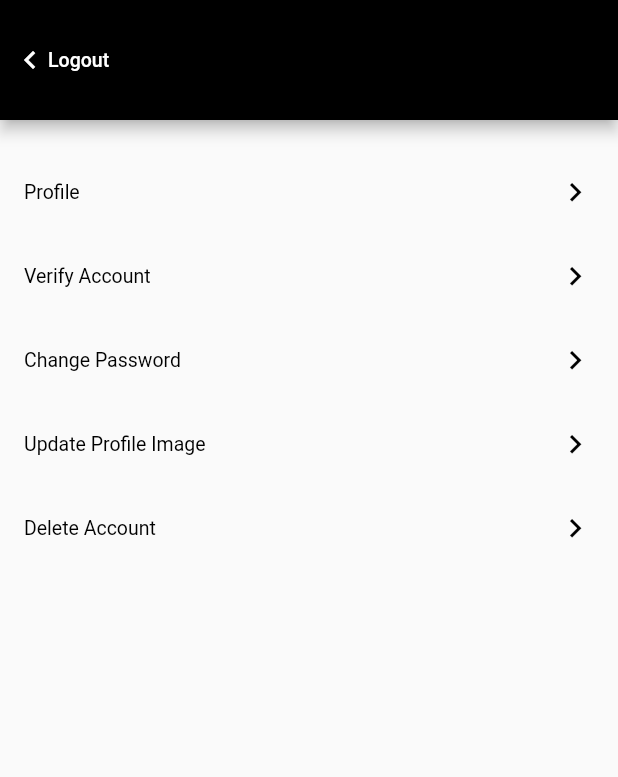
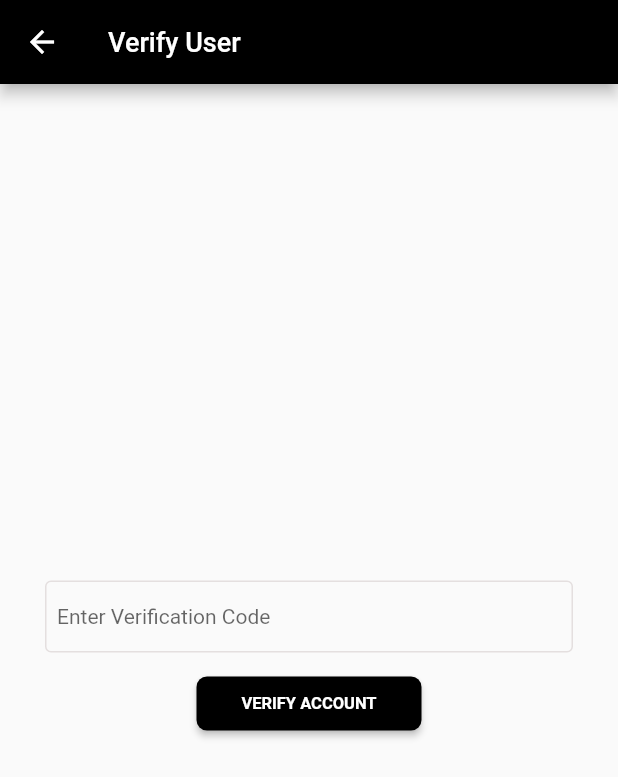
Before and after one commit to iamIkay/UserApp, a Flutter app: the HomePage screen opened directly, after a tap on "Verify Account", on a phone screen of 412 x 824 dp. Shown: the top 777 px of the screen. Run offline on Flutter 3.47's test engine with Material 2 defaults, Android fonts, the phone set to English and light mode, and no system bars; our stand-ins replace dio, file_picker, form_validator; accounts and stored records are empty.

Commit message:
Implemented all requirements

```diff
--- a/lib/main.dart
+++ b/lib/main.dart
@@ -19,7 +19,7 @@ class MyApp extends StatelessWidget {
       ],
       builder: (context, child) => MaterialApp(
         debugShowCheckedModeBanner: false,
-        title: 'Flutter Demo',
+        title: 'User App',
         theme: ThemeData(primarySwatch: Palette.primarySwatch),
         home: LoginPage(),
       ),
--- a/lib/screens/auth/login.dart
+++ b/lib/screens/auth/login.dart
@@ -42,7 +42,7 @@ class _LoginPageState extends State<LoginPage> {
 
         if (value != null) {
           Navigator.pushReplacement(
-              context, MyCustomRoute(builder: (context) => HomePage()));
+              context, MyCustomRoute(builder: (context) => const HomePage()));
         }
       });
     }
@@ -81,7 +81,7 @@ class _LoginPageState extends State<LoginPage> {
                   ),
                 ), */
 
-                Align(
+                const Align(
                   alignment: Alignment.centerLeft,
                   child: AppText(
                     "Login",
@@ -89,7 +89,7 @@ class _LoginPageState extends State<LoginPage> {
                     size: 20.0,
                   ),
                 ),
-                SizedBox(height: 20.0),
+                const SizedBox(height: 20.0),
                 InputBox(
                     controller: _emailController,
                     labelText: "Email",
--- a/lib/screens/home.dart
+++ b/lib/screens/home.dart
@@ -1,4 +1,3 @@
-import 'dart:io';
 import 'package:file_picker/file_picker.dart';
 import 'package:flutter/material.dart';
 import 'package:provider/provider.dart';
@@ -6,8 +5,8 @@ import 'package:user_app/screens/auth/login.dart';
 import 'package:user_app/screens/change_password.dart';
 import 'package:user_app/screens/delete_account.dart';
 import 'package:user_app/screens/profile.dart';
+import 'package:user_app/screens/verify_user.dart';
 import 'package:user_app/utils/animate_route.dart';
-import 'package:user_app/utils/palette.dart';
 import 'package:user_app/utils/services.dart/auth_services.dart';
 import 'package:user_app/widgets/input_box.dart';
 
@@ -70,11 +69,11 @@ class _HomePageState extends State<HomePage> {
           },
           child: Row(
             children: [
-              Icon(
+              const Icon(
                 Icons.keyboard_arrow_left,
                 color: Colors.white,
               ),
-              AppText(
+              const AppText(
                 "Logout",
                 color: Colors.white,
                 weight: FontWeight.w500,
@@ -83,52 +82,59 @@ class _HomePageState extends State<HomePage> {
           ),
         ),
       ),
-      body: ListView(padding: EdgeInsets.only(top: 20.0), children: [
+      body: ListView(padding: const EdgeInsets.only(top: 5.0), children: [
         ListTile(
-            title: AppText("Profile"),
-            trailing: Icon(
+            title: const AppText("Profile"),
+            trailing: const Icon(
               Icons.keyboard_arrow_right,
               size: 25,
               color: Colors.black,
             ),
             onTap: () => Navigator.push(context,
-                MaterialPageRoute(builder: (context) => ProfilePage()))),
+                MaterialPageRoute(builder: (context) => const ProfilePage()))),
         ListTile(
-          title: AppText("Verify Account"),
-          trailing: Icon(
+          title: const AppText("Verify Account"),
+          trailing: const Icon(
             Icons.keyboard_arrow_right,
             size: 25,
             color: Colors.black,
           ),
-          onTap: () {},
+          onTap: () => Navigator.push(context,
+              MaterialPageRoute(builder: (context) => const VerifyUser())),
         ),
         ListTile(
-            title: AppText("Change Password"),
-            trailing: Icon(
+            title: const AppText("Change Password"),
+            trailing: const Icon(
               Icons.keyboard_arrow_right,
               size: 25,
               color: Colors.black,
             ),
-            onTap: () => Navigator.push(context,
-                MaterialPageRoute(builder: (context) => UpdatePassword()))),
+            onTap: () => Navigator.push(
+                context,
+                MaterialPageRoute(
+                    builder: (context) => const UpdatePassword()))),
         ListTile(
-            title: AppText("Update Profile Image"),
-            trailing: Icon(
+            title: const AppText("Update Profile Image"),
+            trailing: const Icon(
               Icons.keyboard_arrow_right,
               size: 25,
               color: Colors.black,
             ),
-            onTap: () => Navigator.push(context,
-                MaterialPageRoute(builder: (context) => UpdateProfileImage()))),
+            onTap: () => Navigator.push(
+                context,
+                MaterialPageRoute(
+                    builder: (context) => const UpdateProfileImage()))),
         ListTile(
-            title: AppText("Delete Account"),
-            trailing: Icon(
+            title: const AppText("Delete Account"),
+            trailing: const Icon(
               Icons.keyboard_arrow_right,
               size: 25,
               color: Colors.black,
             ),
-            onTap: () => Navigator.push(context,
-                MaterialPageRoute(builder: (context) => DeleteAccountPage()))),
+            onTap: () => Navigator.push(
+                context,
+                MaterialPageRoute(
+                    builder: (context) => const DeleteAccountPage()))),
       ]),
     );
   }
@@ -162,7 +168,7 @@ class BuildInfoRow extends StatelessWidget {
         crossAxisAlignment: CrossAxisAlignment.start,
         children: [
           SizedBox(width: 90.0, child: AppText("$title ")),
-          SizedBox(height: 5.0),
+          const SizedBox(height: 5.0),
           InputBox(controller: controller, isEnabled: false),
           //AppText(detail, size: 16.0),
         ],
--- a/lib/screens/profile.dart
+++ b/lib/screens/profile.dart
@@ -96,7 +96,7 @@ class _ProfilePageState extends State<ProfilePage> {
             child: AlertDialog(
                 content: Column(
               mainAxisSize: MainAxisSize.min,
-              children: [
+              children: const [
                 AppText("Updating password"),
                 SizedBox(height: 15.0),
                 SizedBox(
--- /dev/null
+++ b/lib/screens/verify_user.dart
@@ -0,0 +1,86 @@
+import 'package:flutter/material.dart';
+import 'package:flutter/src/widgets/framework.dart';
+import 'package:provider/provider.dart';
+import 'package:user_app/utils/services.dart/auth_services.dart';
+import 'package:user_app/widgets/input_box.dart';
+
+import '../widgets/text.dart';
+
+class VerifyUser extends StatefulWidget {
+  const VerifyUser({super.key});
+
+  @override
+  State<VerifyUser> createState() => _VerifyUserState();
+}
+
+class _VerifyUserState extends State<VerifyUser> {
+  bool _isLoading = false;
+  TextEditingController _codeController = TextEditingController();
+
+  _verifyUser() async {
+    setState(() {
+      _isLoading = true;
+    });
+    AuthProvider authProvider =
+        Provider.of<AuthProvider>(context, listen: false);
+    await authProvider
+        .verifyAccount(context, code: _codeController.text)
+        .whenComplete(() {
+      setState(() {
+        _isLoading = false;
+      });
+    });
+  }
+
+  @override
+  Widget build(BuildContext context) {
+    return Scaffold(
+      appBar: AppBar(
+        title: const Text(
+          "Verify User",
+          style: TextStyle(
+            color: Colors.white,
+            fontWeight: FontWeight.w500,
+            fontSize: 18,
+          ),
+        ),
+      ),
+      body: Padding(
+        padding: EdgeInsets.symmetric(horizontal: 30.0),
+        child: Column(
+          mainAxisAlignment: MainAxisAlignment.center,
+          children: [
+            InputBox(
+                controller: _codeController,
+                labelText: "Enter Verification Code"),
+            SizedBox(
+              width: 150.0,
+              child: ElevatedButton(
+                onPressed: _verifyUser,
+                style: ElevatedButton.styleFrom(
+                  shape: RoundedRectangleBorder(
+                    borderRadius: BorderRadius.circular(7),
+                  ),
+                  alignment: Alignment.center,
+                ),
+                child: !_isLoading
+                    ? const AppText(
+                        "VERIFY ACCOUNT",
+                        weight: FontWeight.w700,
+                        color: Colors.white,
+                        size: 11.0,
+                      )
+                    : const SizedBox(
+                        height: 17.0,
+                        width: 17.0,
+                        child: CircularProgressIndicator(
+                            strokeWidth: 1.0, color: Colors.white),
+                      ),
+              ),
+            ),
+          ],
+        ),
+      ),
+    );
+  }
+}
--- a/lib/widgets/input_box.dart
+++ b/lib/widgets/input_box.dart
@@ -62,20 +62,20 @@ class _InputBoxState extends State<InputBox> {
                         onTap: () => setState(() {
                               _isTextObsured = !_isTextObsured;
                             }),
-                        child: Icon(Icons.visibility))
+                        child: const Icon(Icons.visibility))
                     : InkWell(
                         onTap: () => setState(() {
                               _isTextObsured = !_isTextObsured;
                             }),
-                        child: Icon(Icons.visibility_off))
+                        child: const Icon(Icons.visibility_off))
                 : null,
-            border: OutlineInputBorder(),
-            enabledBorder: OutlineInputBorder(
+            border: const OutlineInputBorder(),
+            enabledBorder: const OutlineInputBorder(
                 borderSide: BorderSide(color: Color(0xFFE4DFDF))),
-            contentPadding: EdgeInsets.symmetric(horizontal: 8, vertical: 0),
+            contentPadding: const EdgeInsets.symmetric(horizontal: 8, vertical: 0),
             hintText: widget.hintText ?? "",
             labelText: widget.labelText ?? "",
-            labelStyle: TextStyle(fontSize: 14.0),
+            labelStyle: const TextStyle(fontSize: 14.0),
             floatingLabelBehavior: FloatingLabelBehavior.never),
       ),
     );
```
Also changed, not shown: lib/screens/auth/signup.dart (+7 -14 lines), lib/screens/change_password.dart (+13 -13 lines), lib/screens/change_profile_image.dart (+8 -12 lines), lib/screens/delete_account.dart (+5 -5 lines), lib/utils/services.dart/auth_services.dart (+26 -2 lines).
